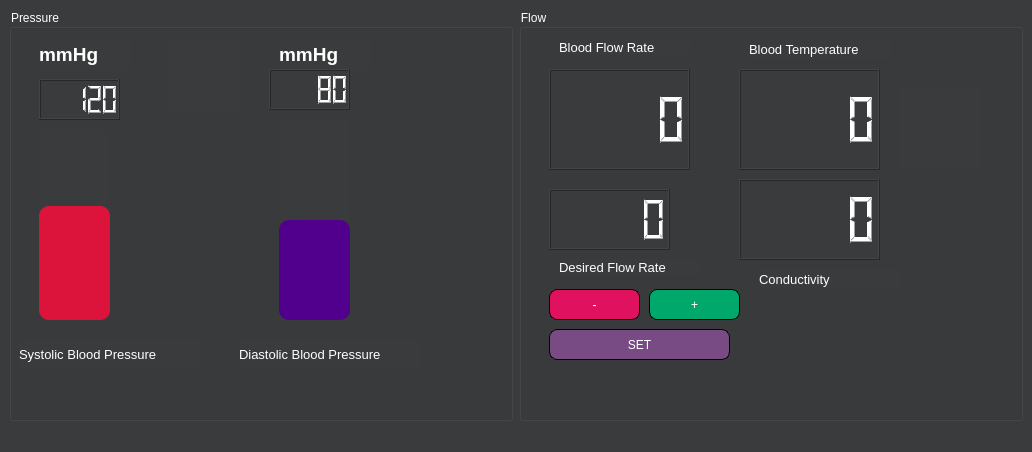
Before: the Qt Designer form Monitor.ui in MoHazem02/Dialysis-Machine, drawn with Qt 5.
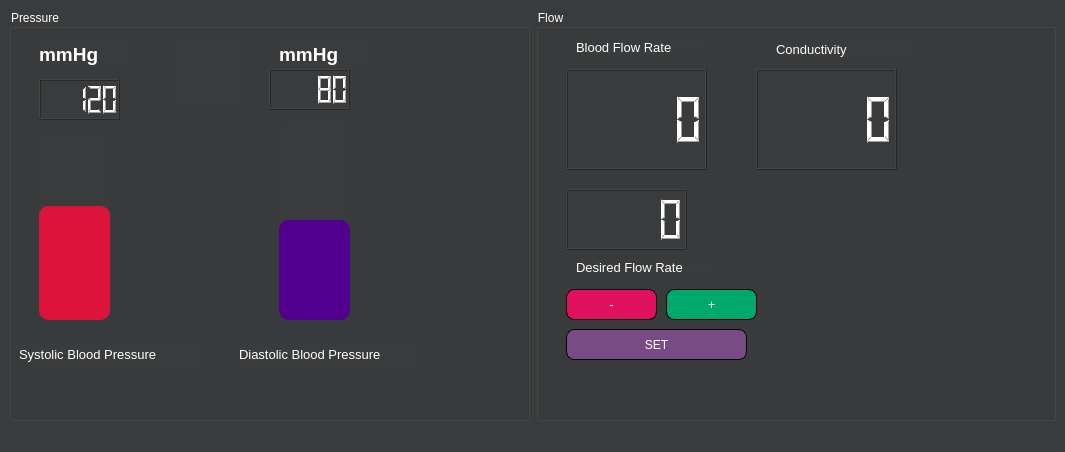
After: the same form once the commit is applied. Icons and pictures are not drawn.

What changed in the file:
```diff
--- a/Monitor.ui
+++ b/Monitor.ui
@@ -6,7 +6,7 @@
    <rect>
     <x>0</x>
     <y>0</y>
-    <width>1032</width>
+    <width>1065</width>
     <height>452</height>
    </rect>
   </property>
@@ -376,24 +376,6 @@
         <string>Blood Flow Rate</string>
        </property>
       </widget>
-      <widget class="QLabel" name="label_6">
-       <property name="geometry">
-        <rect>
-         <x>230</x>
-         <y>30</y>
-         <width>141</width>
-         <height>20</height>
-        </rect>
-       </property>
-       <property name="font">
-        <font>
-         <pointsize>10</pointsize>
-        </font>
-       </property>
-       <property name="text">
-        <string>Blood Temperature</string>
-       </property>
-      </widget>
       <widget class="QLabel" name="label_7">
        <property name="geometry">
         <rect>
@@ -412,40 +394,11 @@
         <string>Desired Flow Rate</string>
        </property>
       </widget>
-      <widget class="QLabel" name="label_9">
-       <property name="geometry">
-        <rect>
-         <x>380</x>
-         <y>80</y>
-         <width>81</width>
-         <height>81</height>
-        </rect>
-       </property>
-       <property name="text">
-        <string/>
-       </property>
-       <property name="pixmap">
-        <pixmap>Assets/thermometer.png</pixmap>
-       </property>
-       <property name="scaledContents">
-        <bool>true</bool>
-       </property>
-      </widget>
-      <widget class="QLCDNumber" name="ConductivityLCD">
-       <property name="geometry">
-        <rect>
-         <x>220</x>
-         <y>170</y>
-         <width>141</width>
-         <height>81</height>
-        </rect>
-       </property>
-      </widget>
       <widget class="QLabel" name="label_10">
        <property name="geometry">
         <rect>
          <x>240</x>
-         <y>260</y>
+         <y>30</y>
          <width>141</width>
          <height>21</height>
         </rect>
```
Left out of the diff: 4 changed lines with no effect on the pictures.
